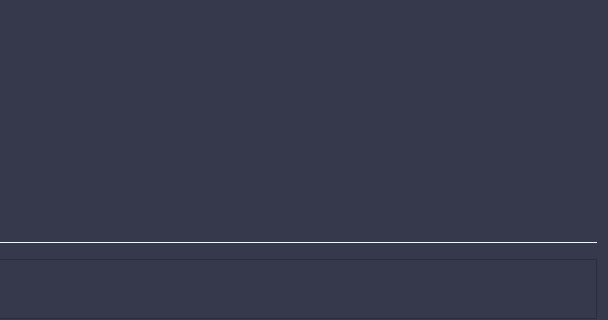
Above: ui/paragraph_pageUI.ui from NotAKes/frog.study before the change; both pictures show x 294 to 902 and y 451 to 771 of the 902 by 771 pixel window. Below: the same form after it.
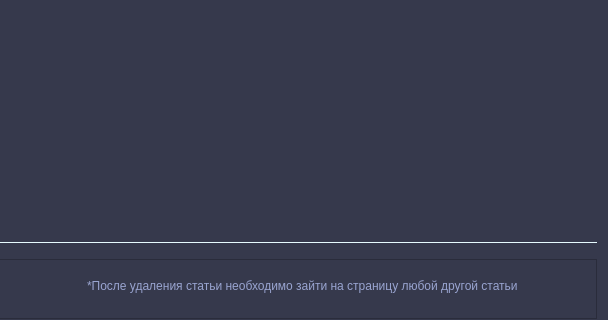
That is the form after the change.

Diff of the .ui file:
```diff
--- a/ui/paragraph_pageUI.ui
+++ b/ui/paragraph_pageUI.ui
@@ -198,6 +198,23 @@
        <string/>
       </property>
      </widget>
+     <widget class="QLabel" name="admin_warning">
+      <property name="geometry">
+       <rect>
+        <x>370</x>
+        <y>20</y>
+        <width>448</width>
+        <height>14</height>
+       </rect>
+      </property>
+      <property name="styleSheet">
+       <string notr="true">font-size:12px;
+color:rgb(153, 164, 208);</string>
+      </property>
+      <property name="text">
+       <string>*После удаления статьи необходимо зайти на страницу любой другой статьи</string>
+      </property>
+     </widget>
     </widget>
    </item>
   </layout>
```
